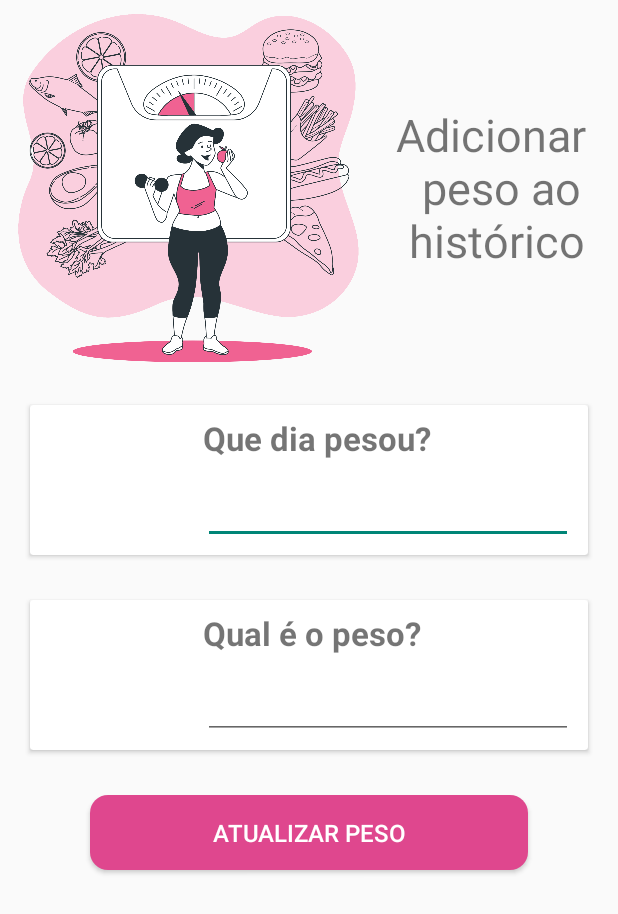
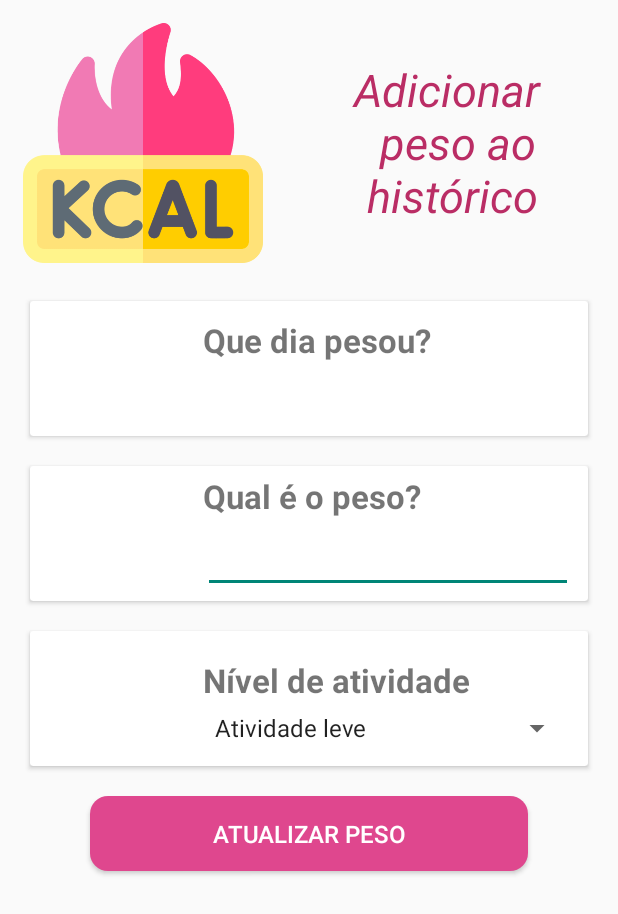
Before and after one commit to IsaMenegOchi/Kotlin_imc, an Android app: the layout activity_data_pesagem.xml on its own in the app's theme, with its tools: preview values and no code run, on a phone screen of 412 x 824 dp. Shown: the top 914 px of the screen. Run offline under Robolectric (Android 15) with nearby library versions, the light colour scheme and no system bars.

Commit message:
Fazendo adição de peso, data e nivel, alem de adicionar foto do perfil

```diff
--- a/app/src/main/java/com/example/primeiroapp/model/Usuario.kt
+++ b/app/src/main/java/com/example/primeiroapp/model/Usuario.kt
@@ -10,6 +10,6 @@ import java.time.LocalDate
             var altura: Double,
             var dataNascimento: LocalDate,
             var profissao: String,
-            var sexo: Char
-//            var fotoPerfil: String
+            var sexo: Char,
+            var fotoPerfil: String
     )
--- a/app/src/main/res/layout/activity_cadastro_usuario.xml
+++ b/app/src/main/res/layout/activity_cadastro_usuario.xml
@@ -23,8 +23,8 @@
                 >
                 <ImageView
                     android:id="@+id/imagem_perfil"
-                    android:layout_width="wrap_content"
-                    android:layout_height="wrap_content"
+                    android:layout_width="120dp"
+                    android:layout_height="match_parent"
                     android:src="@drawable/ic_person_24"
                     android:scaleType="centerCrop"
 
--- a/app/src/main/res/layout/activity_data_pesagem.xml
+++ b/app/src/main/res/layout/activity_data_pesagem.xml
@@ -14,9 +14,10 @@
         android:gravity="center">
 
         <ImageView
-            android:layout_width="250dp"
-            android:layout_height="250dp"
-            android:src="@drawable/diet"
+            android:layout_width="160dp"
+            android:layout_height="160dp"
+            android:src="@drawable/kcal"
+            android:layout_margin="15dp"
             />
 
         <TextView
@@ -24,20 +25,23 @@
             android:layout_height="wrap_content"
             android:text="Adicionar \n peso ao histórico"
             android:gravity="center"
-            android:textSize="30sp"/>
+            android:textSize="30sp"
+            android:textStyle="italic"
+            android:textColor="#BA2D65"/>
 
     </LinearLayout>
+
 
     <androidx.cardview.widget.CardView
         android:layout_width="match_parent"
         android:layout_height="wrap_content"
         android:layout_marginHorizontal="20dp"
-        android:layout_marginVertical="20dp">
+        android:layout_marginVertical="10dp">
 
 
         <LinearLayout
             android:layout_width="match_parent"
-            android:layout_height="100dp"
+            android:layout_height="90dp"
             android:layout_marginHorizontal="10dp"
             android:gravity="center"
             android:orientation="horizontal">
@@ -46,9 +50,6 @@
             <ImageView
                 android:layout_width="90dp"
                 android:layout_height="match_parent"/>
-<!--                android:src=""-->
-
-
 
             <LinearLayout
                 android:layout_width="match_parent"
@@ -64,13 +65,15 @@
                     android:textSize="22sp"
                     android:layout_marginVertical="5dp"
                     android:textStyle="bold"
+
                     />
 
-                <EditText
+                <TextView
                     android:id="@+id/etPesagem"
                     android:layout_width="match_parent"
                     android:layout_height="wrap_content"
-                    android:layout_marginVertical="5dp"/>
+                    android:layout_marginVertical="5dp"
+                    android:textSize="20sp"/>
 
             </LinearLayout>
 
@@ -87,7 +90,7 @@
 
         <LinearLayout
             android:layout_width="match_parent"
-            android:layout_height="100dp"
+            android:layout_height="90dp"
             android:layout_marginHorizontal="10dp"
             android:gravity="center"
             android:orientation="horizontal">
@@ -117,9 +120,63 @@
                     />
 
                 <EditText
+                    android:id="@+id/etNovoPeso"
                     android:layout_width="match_parent"
                     android:layout_height="wrap_content"
-                    android:layout_marginVertical="5dp"/>
+                    android:layout_marginVertical="5dp"
+                    android:inputType="number"
+                    android:textColor="#515151"/>
+
+            </LinearLayout>
+
+        </LinearLayout>
+
+    </androidx.cardview.widget.CardView>
+
+
+    <androidx.cardview.widget.CardView
+        android:layout_width="match_parent"
+        android:layout_height="wrap_content"
+        android:layout_marginHorizontal="20dp"
+        android:layout_marginVertical="10dp">
+
+        <LinearLayout
+            android:layout_width="match_parent"
+            android:layout_height="90dp"
+            android:layout_marginHorizontal="10dp"
+            android:gravity="center"
+            android:orientation="horizontal">
+
+
+            <ImageView
+                android:layout_width="90dp"
+                android:layout_height="match_parent"
+                />
+
+
+            <LinearLayout
+                android:layout_width="match_parent"
+                android:layout_height="match_parent"
+                android:orientation="vertical"
+                android:gravity="center_vertical"
+                android:paddingStart="15dp">
+
+                <TextView
+                    android:layout_width="match_parent"
+                    android:layout_height="wrap_content"
+                    android:text="Nível de atividade"
+                    android:textSize="22sp"
+                    android:layout_marginVertical="5dp"
+                    android:textStyle="bold"
+                    />
+
+                <Spinner
+                    android:id="@+id/spinner_levels"
+                    android:layout_width="match_parent"
+                    android:layout_height="wrap_content"
+                    android:entries="@array/levels"
+
+                    />
 
             </LinearLayout>
 
@@ -129,11 +186,13 @@
 
 
 
+
     <Button
+        android:id="@+id/btnPesagem"
         android:layout_width="match_parent"
         android:layout_height="50dp"
         android:layout_marginHorizontal="60dp"
-        android:layout_marginTop="20dp"
+        android:layout_marginTop="10dp"
         android:text="Atualizar peso"
         android:textColor="@color/white"
         android:textSize="16sp"
--- a/app/src/main/res/values/strings.xml
+++ b/app/src/main/res/values/strings.xml
@@ -1,3 +1,9 @@
 <resources>
     <string name="app_name">Primeiro App</string>
+
+    <string-array name="levels">
+        <item>Atividade leve</item>
+        <item>Atividade moderada</item>
+        <item>Atividade intensa</item>
+    </string-array>
 </resources>
```
Also changed, not shown: app/src/main/AndroidManifest.xml (+7 -6 lines), app/src/main/java/com/example/primeiroapp/ui/CadastroUsuarioActivity.kt (+8 -4 lines), app/src/main/java/com/example/primeiroapp/ui/DashboardActivity.kt (+6 -3 lines), app/src/main/java/com/example/primeiroapp/ui/DataPesagemActivity.kt (+70 -37 lines), app/src/main/java/com/example/primeiroapp/util/DataConversao.kt (+12 -0 lines), app/src/main/java/com/example/primeiroapp/util/Imc.kt (+15 -4 lines), app/src/main/res/drawable/activity_data_pesagem_edit.xml (added, +13 -0 lines), app/src/main/res/drawable-v24/diet.png, app/src/main/res/drawable-v24/dieta.png (added), app/src/main/res/drawable-v24/yoga.png (added).
